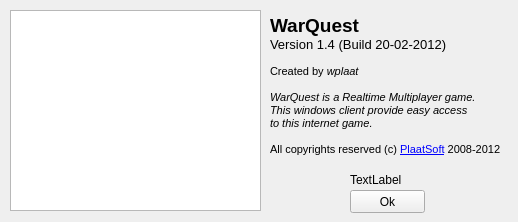
The window that windows/src/about.ui (plaatsoft/warquest) describes before a commit, drawn with Qt 5.
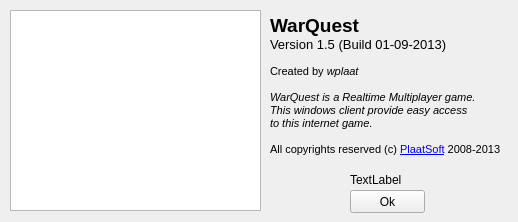
The same window after the commit.

The edit to the form file:
```diff
--- a/windows/src/about.ui
+++ b/windows/src/about.ui
@@ -36,17 +36,17 @@
     <string>&lt;!DOCTYPE HTML PUBLIC &quot;-//W3C//DTD HTML 4.0//EN&quot; &quot;http://www.w3.org/TR/REC-html40/strict.dtd&quot;&gt;
 &lt;html&gt;&lt;head&gt;&lt;meta name=&quot;qrichtext&quot; content=&quot;1&quot; /&gt;&lt;style type=&quot;text/css&quot;&gt;
 p, li { white-space: pre-wrap; }
-&lt;/style&gt;&lt;/head&gt;&lt;body style=&quot; font-family:'MS Shell Dlg 2'; font-size:8.25pt; font-weight:400; font-style:normal;&quot;&gt;
+&lt;/style&gt;&lt;/head&gt;&lt;body style=&quot; font-family:'MS Shell Dlg 2'; font-size:8pt; font-weight:400; font-style:normal;&quot;&gt;
 &lt;p style=&quot; margin-top:0px; margin-bottom:0px; margin-left:0px; margin-right:0px; -qt-block-indent:0; text-indent:0px;&quot;&gt;&lt;span style=&quot; font-size:14pt; font-weight:600;&quot;&gt;WarQuest&lt;/span&gt;&lt;/p&gt;
-&lt;p style=&quot; margin-top:0px; margin-bottom:0px; margin-left:0px; margin-right:0px; -qt-block-indent:0; text-indent:0px;&quot;&gt;&lt;span style=&quot; font-size:10pt;&quot;&gt;Version 1.4 (Build 20-02-2012)&lt;/span&gt;&lt;/p&gt;
-&lt;p style=&quot;-qt-paragraph-type:empty; margin-top:0px; margin-bottom:0px; margin-left:0px; margin-right:0px; -qt-block-indent:0; text-indent:0px; font-size:8pt;&quot;&gt;&lt;/p&gt;
-&lt;p style=&quot; margin-top:0px; margin-bottom:0px; margin-left:0px; margin-right:0px; -qt-block-indent:0; text-indent:0px;&quot;&gt;&lt;span style=&quot; font-size:8pt;&quot;&gt;Created by &lt;/span&gt;&lt;span style=&quot; font-size:8pt; font-style:italic;&quot;&gt;wplaat&lt;/span&gt;&lt;/p&gt;
-&lt;p style=&quot;-qt-paragraph-type:empty; margin-top:0px; margin-bottom:0px; margin-left:0px; margin-right:0px; -qt-block-indent:0; text-indent:0px; font-size:8pt; font-style:italic;&quot;&gt;&lt;/p&gt;
-&lt;p style=&quot; margin-top:0px; margin-bottom:0px; margin-left:0px; margin-right:0px; -qt-block-indent:0; text-indent:0px;&quot;&gt;&lt;span style=&quot; font-size:8pt; font-style:italic;&quot;&gt;WarQuest is a Realtime Multiplayer game. &lt;/span&gt;&lt;/p&gt;
-&lt;p style=&quot; margin-top:0px; margin-bottom:0px; margin-left:0px; margin-right:0px; -qt-block-indent:0; text-indent:0px;&quot;&gt;&lt;span style=&quot; font-size:8pt; font-style:italic;&quot;&gt;This windows client provide easy access &lt;/span&gt;&lt;/p&gt;
-&lt;p style=&quot; margin-top:0px; margin-bottom:0px; margin-left:0px; margin-right:0px; -qt-block-indent:0; text-indent:0px;&quot;&gt;&lt;span style=&quot; font-size:8pt; font-style:italic;&quot;&gt;to this internet game.&lt;/span&gt;&lt;/p&gt;
-&lt;p style=&quot; margin-top:0px; margin-bottom:0px; margin-left:0px; margin-right:0px; -qt-block-indent:0; text-indent:0px;&quot;&gt;&lt;span style=&quot; font-size:8pt;&quot;&gt;       &lt;/span&gt;&lt;/p&gt;
-&lt;p style=&quot; margin-top:0px; margin-bottom:0px; margin-left:0px; margin-right:0px; -qt-block-indent:0; text-indent:0px;&quot;&gt;&lt;span style=&quot; font-size:8pt;&quot;&gt;All copyrights reserved (c) &lt;/span&gt;&lt;a href=&quot;http://www.plaatsoft.nl&quot;&gt;&lt;span style=&quot; font-size:8pt; text-decoration: underline; color:#0000ff;&quot;&gt;PlaatSoft&lt;/span&gt;&lt;/a&gt;&lt;span style=&quot; font-size:8pt;&quot;&gt; 2008-2012&lt;/span&gt;&lt;/p&gt;&lt;/body&gt;&lt;/html&gt;</string>
+&lt;p style=&quot; margin-top:0px; margin-bottom:0px; margin-left:0px; margin-right:0px; -qt-block-indent:0; text-indent:0px;&quot;&gt;&lt;span style=&quot; font-size:10pt;&quot;&gt;Version 1.5 (Build 01-09-2013)&lt;/span&gt;&lt;/p&gt;
+&lt;p style=&quot;-qt-paragraph-type:empty; margin-top:0px; margin-bottom:0px; margin-left:0px; margin-right:0px; -qt-block-indent:0; text-indent:0px;&quot;&gt;&lt;br /&gt;&lt;/p&gt;
+&lt;p style=&quot; margin-top:0px; margin-bottom:0px; margin-left:0px; margin-right:0px; -qt-block-indent:0; text-indent:0px;&quot;&gt;Created by &lt;span style=&quot; font-style:italic;&quot;&gt;wplaat&lt;/span&gt;&lt;/p&gt;
+&lt;p style=&quot;-qt-paragraph-type:empty; margin-top:0px; margin-bottom:0px; margin-left:0px; margin-right:0px; -qt-block-indent:0; text-indent:0px; font-style:italic;&quot;&gt;&lt;br /&gt;&lt;/p&gt;
+&lt;p style=&quot; margin-top:0px; margin-bottom:0px; margin-left:0px; margin-right:0px; -qt-block-indent:0; text-indent:0px;&quot;&gt;&lt;span style=&quot; font-style:italic;&quot;&gt;WarQuest is a Realtime Multiplayer game. &lt;/span&gt;&lt;/p&gt;
+&lt;p style=&quot; margin-top:0px; margin-bottom:0px; margin-left:0px; margin-right:0px; -qt-block-indent:0; text-indent:0px;&quot;&gt;&lt;span style=&quot; font-style:italic;&quot;&gt;This windows client provide easy access &lt;/span&gt;&lt;/p&gt;
+&lt;p style=&quot; margin-top:0px; margin-bottom:0px; margin-left:0px; margin-right:0px; -qt-block-indent:0; text-indent:0px;&quot;&gt;&lt;span style=&quot; font-style:italic;&quot;&gt;to this internet game.&lt;/span&gt;&lt;/p&gt;
+&lt;p style=&quot; margin-top:0px; margin-bottom:0px; margin-left:0px; margin-right:0px; -qt-block-indent:0; text-indent:0px;&quot;&gt;       &lt;/p&gt;
+&lt;p style=&quot; margin-top:0px; margin-bottom:0px; margin-left:0px; margin-right:0px; -qt-block-indent:0; text-indent:0px;&quot;&gt;All copyrights reserved (c) &lt;a href=&quot;http://www.plaatsoft.nl&quot;&gt;&lt;span style=&quot; text-decoration: underline; color:#0000ff;&quot;&gt;PlaatSoft&lt;/span&gt;&lt;/a&gt; 2008-2013&lt;/p&gt;&lt;/body&gt;&lt;/html&gt;</string>
    </property>
   </widget>
   <widget class="QPushButton" name="pushButton">
```
